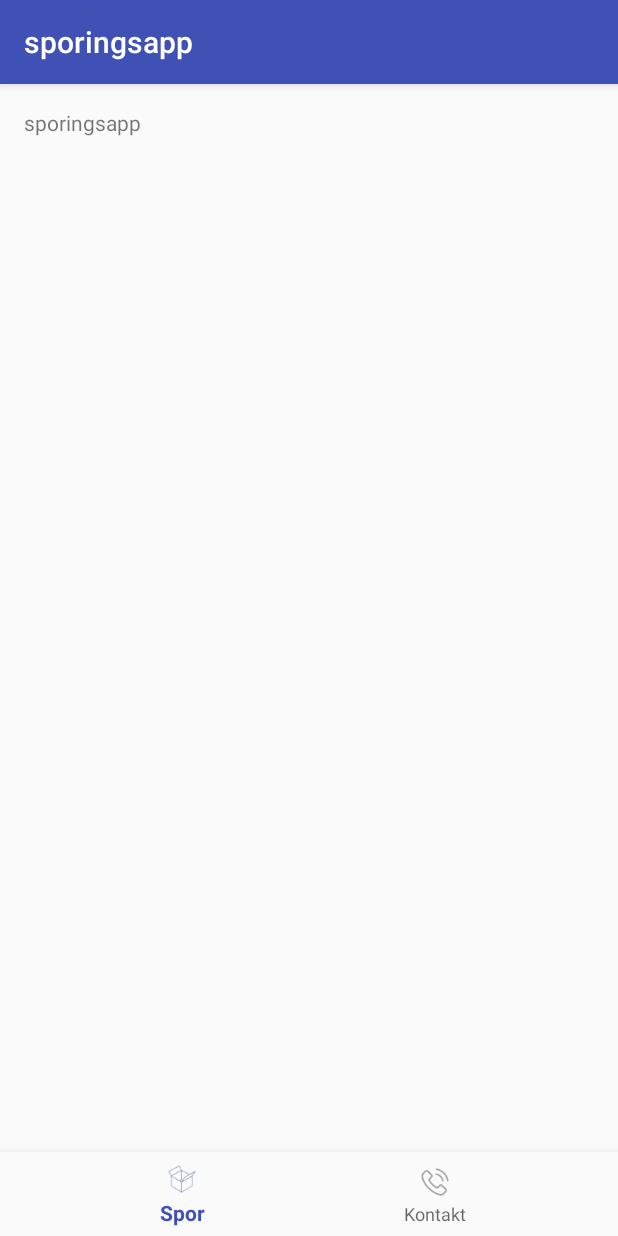
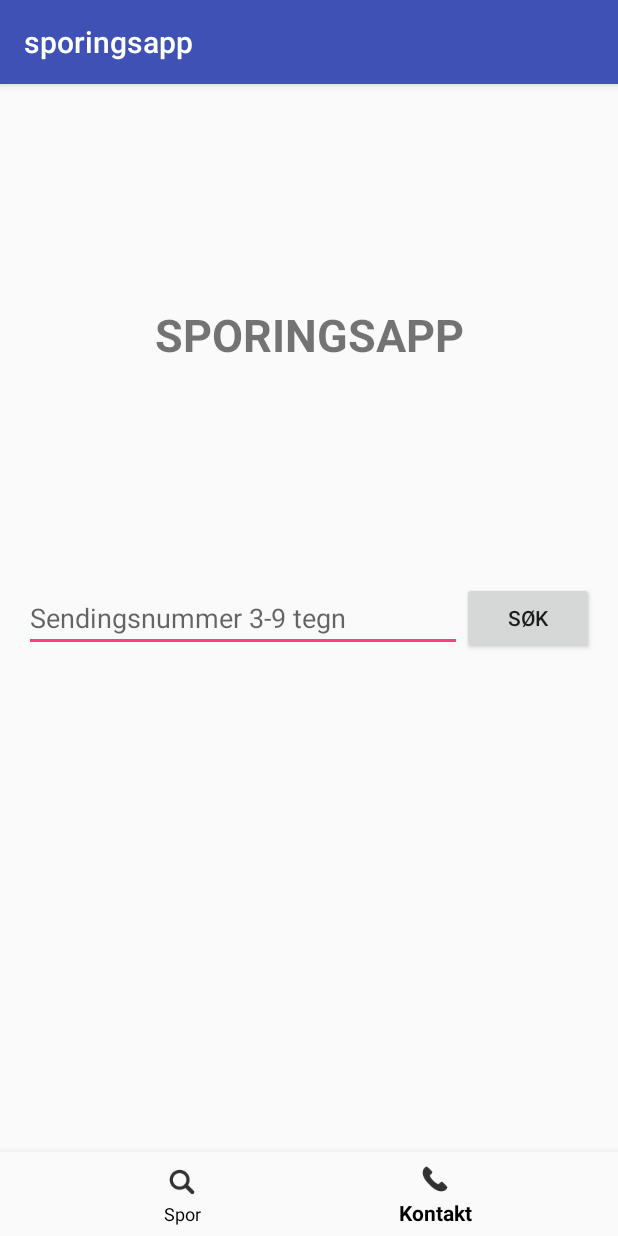
Before and after one commit to BuggeSolutions/sporingsapp, an Android app: the screen it shows after launch (MainActivity), item 2 of the bottom bar chosen, on a phone screen of 412 x 824 dp. Run offline under Robolectric (Android 15) with nearby library versions, the phone set to English and light mode, and no system bars.

Commit message:
Inserting main UI elements

```diff
--- a/app/src/main/java/solutions/bugge/sporingsapp/MainActivity.java
+++ b/app/src/main/java/solutions/bugge/sporingsapp/MainActivity.java
@@ -5,11 +5,9 @@ import android.support.annotation.NonNull;
 import android.support.design.widget.BottomNavigationView;
 import android.support.v7.app.AppCompatActivity;
 import android.view.MenuItem;
-import android.widget.TextView;
 
 public class MainActivity extends AppCompatActivity {
 
-    private TextView mTextMessage;
 
     private BottomNavigationView.OnNavigationItemSelectedListener mOnNavigationItemSelectedListener
             = new BottomNavigationView.OnNavigationItemSelectedListener() {
@@ -17,14 +15,9 @@ public class MainActivity extends AppCompatActivity {
         @Override
         public boolean onNavigationItemSelected(@NonNull MenuItem item) {
             switch (item.getItemId()) {
-                case R.id.navigation_home:
-                    mTextMessage.setText(R.string.title_home);
+                case R.id.navigation_search:
                     return true;
-                case R.id.navigation_dashboard:
-                    mTextMessage.setText(R.string.title_dashboard);
-                    return true;
-                case R.id.navigation_notifications:
-                    mTextMessage.setText(R.string.title_notifications);
+                case R.id.navigation_contact:
                     return true;
             }
             return false;
@@ -36,7 +29,6 @@ public class MainActivity extends AppCompatActivity {
         super.onCreate(savedInstanceState);
         setContentView(R.layout.activity_main);
 
-        mTextMessage = (TextView) findViewById(R.id.message);
         BottomNavigationView navigation = (BottomNavigationView) findViewById(R.id.navigation);
         navigation.setOnNavigationItemSelectedListener(mOnNavigationItemSelectedListener);
     }
--- a/app/src/main/res/layout/activity_main.xml
+++ b/app/src/main/res/layout/activity_main.xml
@@ -7,27 +7,62 @@
     android:layout_height="match_parent"
     tools:context="solutions.bugge.sporingsapp.MainActivity">
 
-    <TextView
-        android:id="@+id/message"
-        android:layout_width="wrap_content"
-        android:layout_height="wrap_content"
-        android:layout_marginLeft="@dimen/activity_horizontal_margin"
-        android:layout_marginStart="@dimen/activity_horizontal_margin"
-        android:layout_marginTop="@dimen/activity_vertical_margin"
-        android:text="sporingsapp"
-        app:layout_constraintLeft_toLeftOf="parent"
-        app:layout_constraintTop_toTopOf="parent" />
-
     <android.support.design.widget.BottomNavigationView
         android:id="@+id/navigation"
         android:layout_width="0dp"
         android:layout_height="wrap_content"
-        android:layout_marginEnd="0dp"
-        android:layout_marginStart="0dp"
         android:background="?android:attr/windowBackground"
+        app:itemIconTint="@android:color/black"
+        app:itemTextColor="@android:color/black"
         app:layout_constraintBottom_toBottomOf="parent"
         app:layout_constraintLeft_toLeftOf="parent"
         app:layout_constraintRight_toRightOf="parent"
         app:menu="@menu/navigation" />
 
+    <EditText
+        android:id="@+id/txtSearch"
+        android:layout_width="0dp"
+        android:layout_height="wrap_content"
+        android:layout_marginStart="16dp"
+        android:ems="10"
+        android:hint="Sendingsnummer 3-9 tegn"
+        android:inputType="number"
+        android:selectAllOnFocus="false"
+        app:layout_constraintBottom_toTopOf="@+id/navigation"
+        app:layout_constraintEnd_toStartOf="@+id/btnSearch"
+        app:layout_constraintStart_toStartOf="parent"
+        app:layout_constraintTop_toTopOf="parent" />
+
+    <Button
+        android:id="@+id/btnSearch"
+        android:layout_width="0dp"
+        android:layout_height="wrap_content"
+        android:layout_marginEnd="16dp"
+        android:text="Søk"
+        app:layout_constraintBottom_toTopOf="@+id/navigation"
+        app:layout_constraintEnd_toEndOf="parent"
+        app:layout_constraintTop_toTopOf="parent" />
+
+    <TextView
+        android:id="@+id/txtTitle"
+        android:layout_width="wrap_content"
+        android:layout_height="wrap_content"
+        android:layout_marginBottom="8dp"
+        android:layout_marginTop="8dp"
+        android:text="SPORINGSAPP"
+        android:textSize="30sp"
+        android:textStyle="bold"
+        app:layout_constraintBottom_toTopOf="@+id/txtSearch"
+        app:layout_constraintLeft_toLeftOf="parent"
+        app:layout_constraintRight_toRightOf="parent"
+        app:layout_constraintTop_toTopOf="parent" />
+
+    <TextView
+        android:id="@+id/txtError"
+        android:layout_width="wrap_content"
+        android:layout_height="wrap_content"
+        android:layout_marginTop="8dp"
+        app:layout_constraintTop_toBottomOf="@+id/txtSearch"
+        tools:layout_editor_absoluteX="126dp" />
+
 </android.support.constraint.ConstraintLayout>
--- a/app/src/main/res/menu/navigation.xml
+++ b/app/src/main/res/menu/navigation.xml
@@ -2,13 +2,13 @@
 <menu xmlns:android="http://schemas.android.com/apk/res/android">
 
     <item
-        android:id="@+id/navigation_home"
-        android:icon="@drawable/ic_dashboard_parcel"
-        android:title="@string/title_home" />
+        android:id="@+id/navigation_search"
+        android:icon="@drawable/ic_dashboard_search"
+        android:title="@string/title_search" />
 
     <item
-        android:id="@+id/navigation_dashboard"
+        android:id="@+id/navigation_contact"
         android:icon="@drawable/ic_dashboard_phone"
-        android:title="@string/title_dashboard" />
+        android:title="@string/title_contact" />
 
 </menu>
--- a/app/src/main/res/values/strings.xml
+++ b/app/src/main/res/values/strings.xml
@@ -1,6 +1,6 @@
 <resources>
     <string name="app_name">sporingsapp</string>
-    <string name="title_home">Spor</string>
-    <string name="title_dashboard">Kontakt</string>
+    <string name="title_search">Spor</string>
+    <string name="title_contact">Kontakt</string>
     <string name="title_notifications">Notifications</string>
 </resources>
```
Also changed, not shown: app/src/main/res/drawable-hdpi/ic_dashboard_parcel.png (deleted), app/src/main/res/drawable-hdpi/ic_dashboard_phone.png, app/src/main/res/drawable-hdpi/ic_dashboard_search.png (added), app/src/main/res/drawable-mdpi/ic_dashboard_parcel.png (deleted), app/src/main/res/drawable-mdpi/ic_dashboard_phone.png, app/src/main/res/drawable-mdpi/ic_dashboard_search.png (added), app/src/main/res/drawable-xhdpi/ic_dashboard_parcel.png (deleted), app/src/main/res/drawable-xhdpi/ic_dashboard_phone.png, app/src/main/res/drawable-xhdpi/ic_dashboard_search.png (added), app/src/main/res/drawable-xxhdpi/ic_dashboard_parcel.png (deleted), app/src/main/res/drawable-xxhdpi/ic_dashboard_phone.png, app/src/main/res/drawable-xxhdpi/ic_dashboard_search.png (added).
